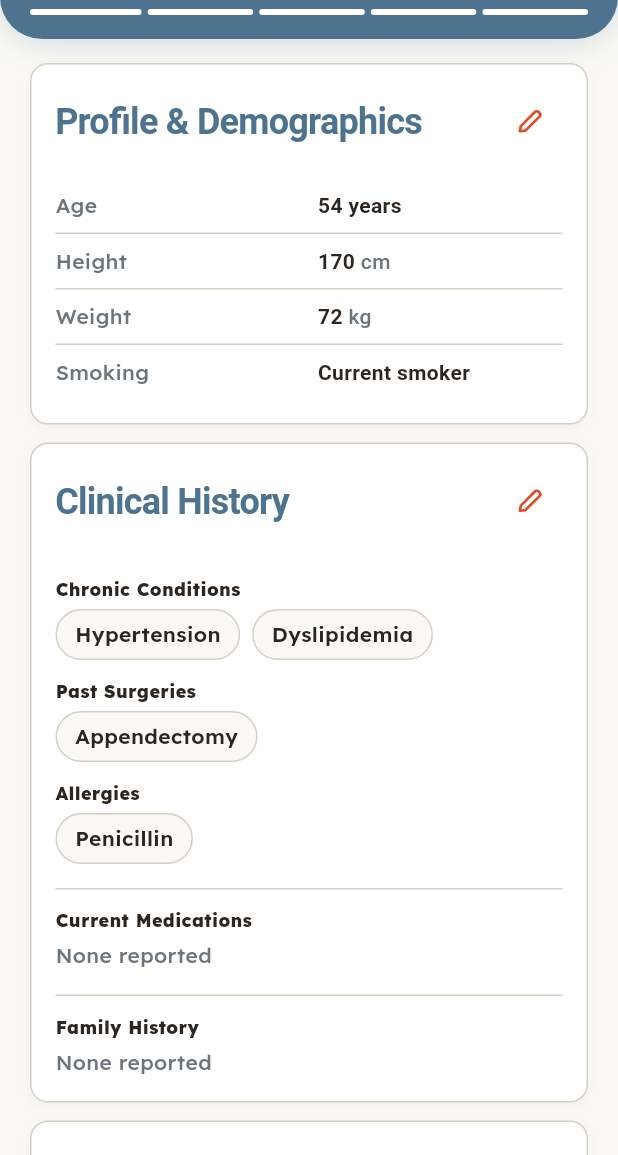
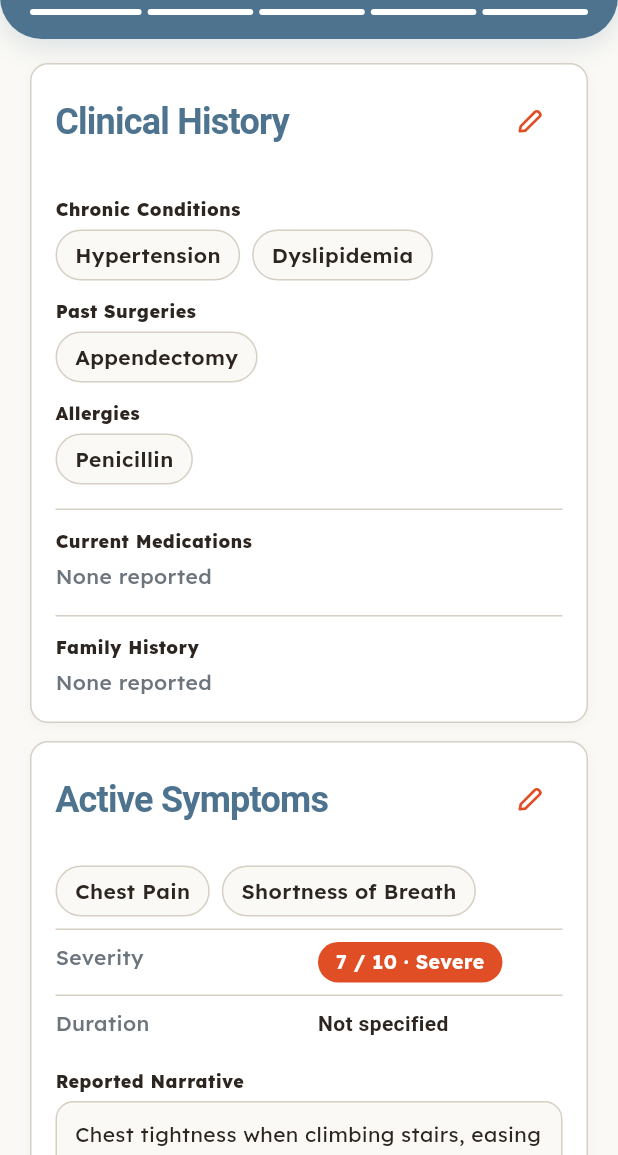
Before and after one commit to rizwan-060/MedOracle, a Flutter app: the ReviewConfirmScreen screen opened by its route, on a phone screen of 412 x 824 dp, the part 81-1236 px from its top. Run offline on Flutter 3.47's test engine with Material 3 defaults, Android fonts, the phone set to English and light mode, and no system bars; our stand-ins replace flutter_riverpod, go_router, google_fonts; Roboto replaces fonts that are missing (Instrument Serif).

Commit message:
Remove profile info step from intake flow and re-index remaining assessment steps

```diff
--- a/frontend/lib/core/routing/route_names.dart
+++ b/frontend/lib/core/routing/route_names.dart
@@ -9,12 +9,14 @@ abstract final class RouteNames {
 
   // --- Intake (data entry) flow --------------------------------------------
   static const String intakeRoot = '/intake';
-  static const String step1Profile = '$intakeRoot/step-1';
-  static const String step2Clinical = '$intakeRoot/step-2a';
-  static const String step2Medications = '$intakeRoot/step-2b';
+  static const String step1Clinical = '$intakeRoot/step-1';
+  static const String step2Medications = '$intakeRoot/step-2';
   static const String step3Symptoms = '$intakeRoot/step-3';
   static const String step4Labs = '$intakeRoot/step-4';
   static const String step5Review = '$intakeRoot/step-5';
+
+  // Backward-compatible route aliases
+  static const String step2Clinical = step1Clinical;
 
   // --- Assessment (results) flow -------------------------------------------
   static const String resultsRoot = '/results';
--- a/frontend/lib/features/dashboard/screens/home_dashboard_screen.dart
+++ b/frontend/lib/features/dashboard/screens/home_dashboard_screen.dart
@@ -156,9 +156,9 @@ class HomeDashboardScreen extends ConsumerWidget {
     );
   }
 
-  /// Primary call to action: begins a new intake at Step 1 (Profile).
+  /// Primary call to action: begins a new intake at Step 1 (Clinical Status).
   void _startNewAssessment(BuildContext context) {
-    context.go(RouteNames.step1Profile);
+    context.go(RouteNames.step1Clinical);
   }
 
   /// Opens the results hub with the latest report.
--- a/frontend/lib/features/intake/providers/profile_controller.dart
+++ /dev/null
@@ -1,98 +0,0 @@
-import 'package:flutter_riverpod/flutter_riverpod.dart';
-
-import '../../../data/models/patient_profile_model.dart';
-import '../../../data/providers/repository_providers.dart';
-
-/// State of the Step 1 (Profile) screen.
-class ProfileState {
-  const ProfileState({
-    this.profile,
-    this.isSaving = false,
-    this.lastSavedAt,
-    this.error,
-  });
-
-  /// Loaded profile, or `null` while the initial fetch is in flight.
-  final PatientProfile? profile;
-
-  /// True while an autosave round-trip is running.
-  final bool isSaving;
-
-  /// Timestamp of the last successful save (drives the "Autosaved" badge).
-  final DateTime? lastSavedAt;
-
-  /// Message of the most recent failure, if any.
-  final String? error;
-
-  bool get isLoading => profile == null && error == null;
-
-  ProfileState copyWith({
-    PatientProfile? profile,
-    bool? isSaving,
-    DateTime? lastSavedAt,
-    String? error,
-    bool clearError = false,
-  }) {
-    return ProfileState(
-      profile: profile ?? this.profile,
-      isSaving: isSaving ?? this.isSaving,
-      lastSavedAt: lastSavedAt ?? this.lastSavedAt,
-      error: clearError ? null : (error ?? this.error),
-    );
-  }
-}
-
-/// Controller backing the Step 1 screen: loads the profile and autosaves
-/// every edit made by the user.
-class ProfileController extends Notifier<ProfileState> {
-  @override
-  ProfileState build() {
-    Future<void>.microtask(_load);
-    return const ProfileState();
-  }
-
-  Future<void> _load() async {
-    try {
-      final PatientProfile profile =
-          await ref.read(intakeRepositoryProvider).fetchProfile();
-      state = state.copyWith(profile: profile, clearError: true);
-    } on Object catch (error) {
-      state = state.copyWith(error: error.toString());
-    }
-  }
-
-  /// Updates a single field and schedules an autosave.
-  Future<void> update(PatientProfile Function(PatientProfile) mutate) async {
-    final PatientProfile? current = state.profile;
-    if (current == null) {
-      return;
-    }
-
-    final PatientProfile next = mutate(current);
-    if (next == current) {
-      return;
-    }
-
-    state = state.copyWith(profile: next, isSaving: true, clearError: true);
-
-    try {
-      final PatientProfile saved =
-          await ref.read(intakeRepositoryProvider).saveProfile(next);
-      state = state.copyWith(
-        profile: saved,
-        isSaving: false,
-        lastSavedAt: DateTime.now(),
-      );
-    } on Object catch (error) {
-      state = state.copyWith(isSaving: false, error: error.toString());
-    }
-  }
-}
-
-/// Provider for the Step 1 profile state.
-///
-/// Kept at file scope and screen-scoped through the screen's own
-/// [ProviderScope] override so re-entering the step reloads fresh data.
-final NotifierProvider<ProfileController, ProfileState>
-    profileControllerProvider =
-    NotifierProvider<ProfileController, ProfileState>(ProfileController.new);
--- a/frontend/lib/features/intake/providers/review_provider.dart
+++ /dev/null
@@ -1,20 +0,0 @@
-import 'package:flutter_riverpod/flutter_riverpod.dart';
-
-/// Read-only profile facts summarized on the Review & Confirm step.
-///
-/// TODO: replace the default instance with a combiner over the existing
-/// profile wizard provider (built in an earlier task) once its field names
-/// are wired in — the Review screen only reads this shape.
-class ReviewProfileSummary {
-  const ReviewProfileSummary({
-    this.age = '54 years',
-    this.smokingStatus = 'Current smoker',
-  });
-
-  final String age;
-  final String smokingStatus;
-}
-
-final reviewProfileProvider = Provider<ReviewProfileSummary>(
-  (Ref ref) => const ReviewProfileSummary(),
-);
--- a/frontend/lib/features/intake/screens/step5_data_review_and_submission_screen.dart
+++ b/frontend/lib/features/intake/screens/step5_data_review_and_submission_screen.dart
@@ -7,7 +7,6 @@ import '../../../core/routing/route_names.dart';
 import '../providers/clinical_status_provider.dart';
 import '../providers/labs_vitals_provider.dart';
 import '../providers/medications_family_provider.dart';
-import '../providers/review_provider.dart';
 import '../providers/symptoms_provider.dart';
 import '../widgets/edit_icon_button.dart';
 import '../widgets/key_value_row.dart';
@@ -31,7 +30,6 @@ class ReviewConfirmScreen extends ConsumerWidget {
 
   @override
   Widget build(BuildContext context, WidgetRef ref) {
-    final ReviewProfileSummary profile = ref.watch(reviewProfileProvider);
     final ClinicalStatusState clinical =
         ref.watch(clinicalStatusProvider);
     final MedicationsFamilyState meds =
@@ -57,43 +55,13 @@ class ReviewConfirmScreen extends ConsumerWidget {
                 child: Column(
                   crossAxisAlignment: CrossAxisAlignment.stretch,
                   children: [
-                    // ── Profile & Demographics ──
-                    SectionCard(
-                      title: 'Profile & Demographics',
-                      trailing: EditIconButton(
-                        tooltip: 'Edit Profile & Demographics',
-                        onTap: () => context.go(RouteNames.step1Profile),
-                      ),
-                      child: Column(
-                        crossAxisAlignment: CrossAxisAlignment.stretch,
-                        children: [
-                          KeyValueRow(label: 'Age', value: profile.age, first: true),
-                          KeyValueRow(
-                            label: 'Height',
-                            value: labs.heightCm,
-                            unit: 'cm',
-                          ),
-                          KeyValueRow(
-                            label: 'Weight',
-                            value: labs.weightKg,
-                            unit: 'kg',
-                          ),
-                          KeyValueRow(
-                            label: 'Smoking',
-                            value: profile.smokingStatus,
-                          ),
-                        ],
-                      ),
-                    ),
-                    const SizedBox(height: 12),
-
                     // ── Clinical History ──
                     SectionCard(
                       title: 'Clinical History',
                       trailing: EditIconButton(
                         tooltip: 'Edit Clinical History',
                         onTap: () =>
-                            context.go(RouteNames.step2Clinical),
+                            context.go(RouteNames.step1Clinical),
                       ),
                       child: Column(
                         crossAxisAlignment: CrossAxisAlignment.stretch,
@@ -136,11 +104,11 @@ class ReviewConfirmScreen extends ConsumerWidget {
                             const _EmptyGroup()
                           else
                             for (final MedicationEntry med in meds.medications)
-                                KeyValueRow(
-                                  label: med.name,
-                                  value:
-                                      '${med.dosage} · ${med.frequency}',
-                                ),
+                              KeyValueRow(
+                                label: med.name,
+                                value:
+                                    '${med.dosage} · ${med.frequency}',
+                              ),
                           const ReviewSubHeader(
                             'Family History',
                             dividerAbove: true,
```
Also changed, not shown: frontend/lib/core/routing/app_router.dart (+14 -11 lines), frontend/lib/features/intake/providers/section_accordion_controller.dart (deleted, +0 -37 lines), frontend/lib/features/intake/providers/section_providers.dart (deleted, +0 -35 lines), frontend/lib/features/intake/screens/step1_chronic_conditions_and_history_input_screen.dart (renamed from frontend/lib/features/intake/screens/step2a_chronic_conditions_and_history_input_screen.dart, +5 -4 lines), frontend/lib/features/intake/screens/step1_demographics_and_biometrics_input_screen.dart (deleted, +0 -163 lines), frontend/lib/features/intake/screens/step2_medications_and_family_history_input_screen.dart (renamed from frontend/lib/features/intake/screens/step2b_medications_and_family_history_input_screen.dart, +4 -3 lines), frontend/lib/features/intake/widgets/body_measurements_section.dart (deleted, +0 -96 lines), frontend/lib/features/intake/widgets/lifestyle_section.dart (deleted, +0 -72 lines), frontend/lib/features/intake/widgets/personal_details_section.dart (deleted, +0 -121 lines), 1 other file.
